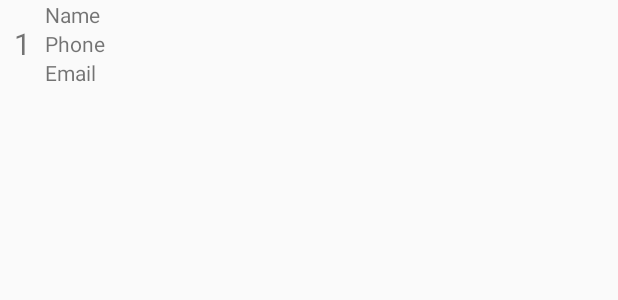
After one commit to LinesAlex/Address-Book, an Android app: the layout contacts_item.xml on its own in the app's theme, with its tools: preview values and no code run, on a phone screen of 412 x 824 dp. The commit adds this screen. Shown: the top 300 px of the screen. Run offline under Robolectric (Android 15) with nearby library versions, the phone set to English and light mode, and no system bars.

Commit message:
自定义ListView，优化代码

```diff
--- a/app/src/main/res/layout/activity_main.xml
+++ b/app/src/main/res/layout/activity_main.xml
@@ -3,10 +3,6 @@
     android:orientation="vertical"
     android:layout_width="match_parent"
     android:layout_height="match_parent">
-    <Button android:id="@+id/btn_contacts"
-        android:layout_width="match_parent"
-        android:layout_height="wrap_content"
-        android:text="获取联系人"/>
     <ListView android:id="@+id/lv_contacts"
         android:layout_width="match_parent"
         android:layout_height="wrap_content"
--- /dev/null
+++ b/app/src/main/res/layout/contacts_item.xml
@@ -0,0 +1,37 @@
+<?xml version="1.0" encoding="utf-8"?>
+<LinearLayout xmlns:android="http://schemas.android.com/apk/res/android"
+    android:layout_width="match_parent"
+    android:layout_height="wrap_content">
+
+    <TextView
+        android:id="@+id/tv_id"
+        android:layout_width="30dp"
+        android:layout_height="match_parent"
+        android:textSize="20dp"
+        android:gravity="center"
+        android:text="1" />
+
+    <LinearLayout
+        android:layout_width="wrap_content"
+        android:layout_height="wrap_content"
+        android:orientation="vertical">
+
+        <TextView
+            android:id="@+id/tv_name"
+            android:layout_width="wrap_content"
+            android:layout_height="wrap_content"
+            android:text="Name" />
+
+        <TextView
+            android:id="@+id/tv_phone"
+            android:layout_width="wrap_content"
+            android:layout_height="wrap_content"
+            android:text="Phone" />
+        <TextView
+            android:id="@+id/tv_email"
+            android:layout_width="wrap_content"
+            android:layout_height="wrap_content"
+            android:text="Email" />
+    </LinearLayout>
+
+</LinearLayout>
```
Also changed, not shown: app/src/main/java/com/wentao/messagemanagement/ContactsAdapter.java (added, +42 -0 lines), app/src/main/java/com/wentao/messagemanagement/ContactsInfo.java (added, +43 -0 lines), app/src/main/java/com/wentao/messagemanagement/GetContactsInfo.java (added, +71 -0 lines), app/src/main/java/com/wentao/messagemanagement/MainActivity.java (+44 -54 lines).
